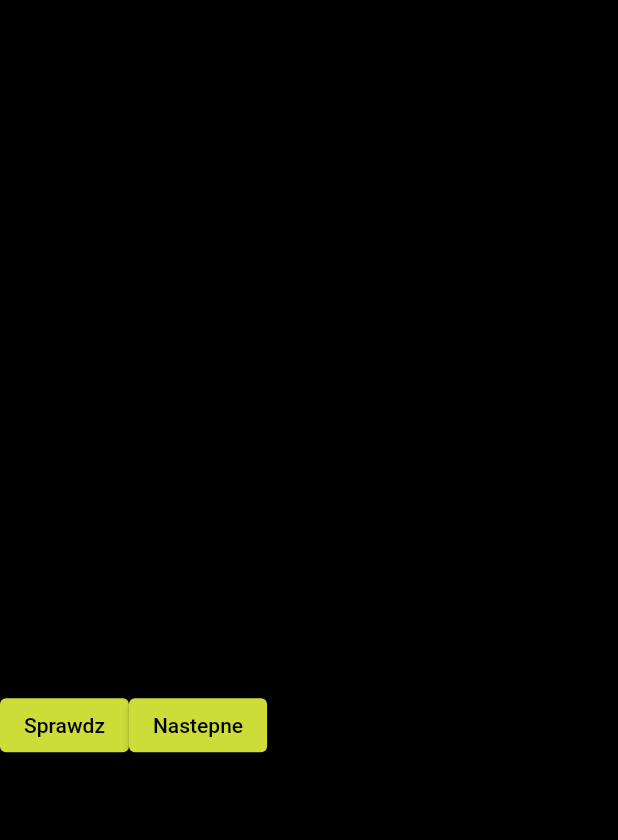
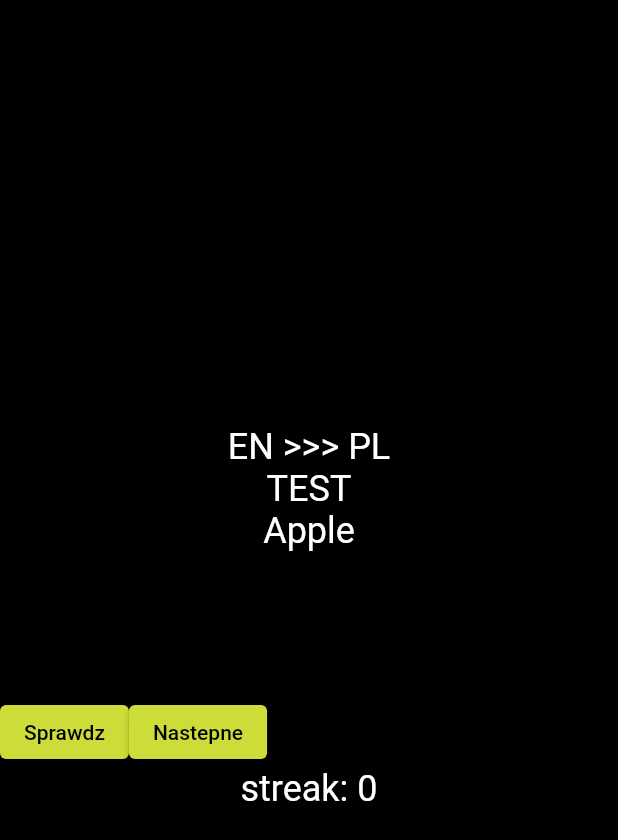
Before and after one commit to Kacp-R/fiszki, a Flutter app: the WritingPrac screen opened directly, on a phone screen of 412 x 824 dp. Shown: the top 840 px of the screen. Run offline on Flutter 3.47's test engine with Material 2 defaults, Android fonts, the phone set to English and light mode, and no system bars; our stand-ins replace flip_card.

Commit message:
!trzeba dodac style

```diff
--- a/lib/writing_practice.dart
+++ b/lib/writing_practice.dart
@@ -95,19 +95,31 @@ class WritingPracState extends State<WritingPrac> {
           children: <Widget>[
             Text(
               jen,
-              style: TextStyle(fontSize: 24.0),
+              style: TextStyle(
+                  fontSize: 24.0,
+                  color: Colors.white,
+              ),
             ),
             Text(
               que,
-              style: TextStyle(fontSize: 24.0),
+              style: TextStyle(
+                fontSize: 24.0,
+                color: Colors.white,
+              ),
             ),
             Text(
               odp,
-              style: TextStyle(fontSize: 24.0),
+              style: TextStyle(
+                fontSize: 24.0,
+                color: Colors.white,
+              ),
             ),
             TextField(
               decoration: InputDecoration(
-                labelText: 'ODPOWIEDZ',
+                labelText: (
+                    'ODPOWIEDZ'
+                ),
+
                 border: OutlineInputBorder(),
               ),
               onChanged: (text) {
@@ -116,10 +128,17 @@ class WritingPracState extends State<WritingPrac> {
                 });
               },
               controller: fieldText,
+              style: TextStyle(
+                fontSize: 24.0,
+                color: Colors.white,
+              ),
             ),
             Text(
               dz,
-              style: TextStyle(fontSize: 24.0),
+              style: TextStyle(
+                fontSize: 24.0,
+                color: Colors.white,
+              ),
             ),
             Row(
               children: [
@@ -135,7 +154,10 @@ class WritingPracState extends State<WritingPrac> {
             ),
             Text(
               "streak: " + streak.toString(),
-              style: TextStyle(fontSize: 24.0),
+              style: TextStyle(
+                fontSize: 24.0,
+                color: Colors.white,
+              ),
             ),
           ],
         ),
```
